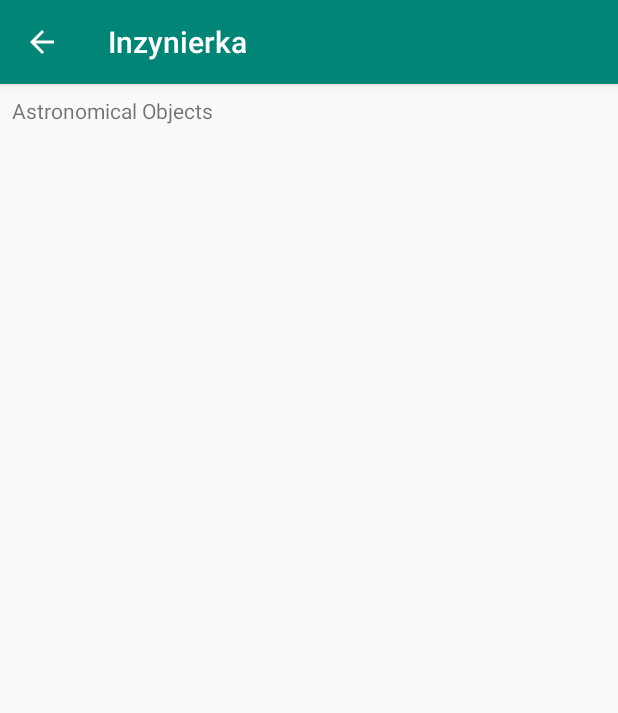
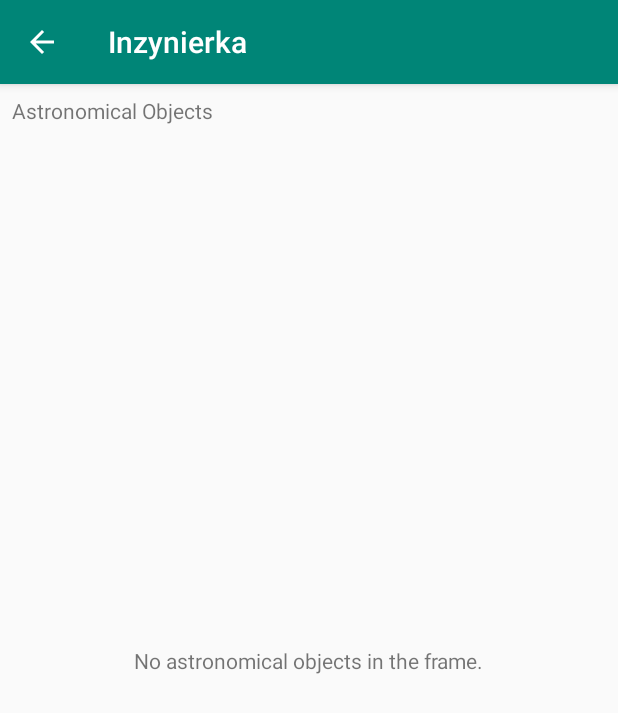
Before and after one commit to bartek0633/inzynierka, an Android app: the CalculatePosition screen opened directly, with no data from a screen before it, on a phone screen of 412 x 824 dp. Shown: the top 713 px of the screen. Run offline under Robolectric (Android 15) with nearby library versions, the phone set to English and light mode, and no system bars; 3 statements that could not run were skipped.

```diff
--- a/app/src/main/java/com/example/inzynierka/AstronomicalObject.java
+++ b/app/src/main/java/com/example/inzynierka/AstronomicalObject.java
@@ -1,4 +1,13 @@
 package com.example.inzynierka;
+
+import android.annotation.SuppressLint;
+
+import java.text.ParseException;
+import java.text.SimpleDateFormat;
+import java.util.Calendar;
+import java.util.Date;
+import java.util.TimeZone;
+import java.util.concurrent.TimeUnit;
 
 import static java.lang.Math.asin;
 import static java.lang.Math.atan;
@@ -9,17 +18,18 @@ import static java.lang.Math.sqrt;
 import static java.lang.Math.tan;
 
 public class AstronomicalObject {
-    private String name;                                //
-    private double rA;                                  //
-    private double dec;                                 // } from csv file
-    private double distance;                            //
+    private String name;
+    private double rA;
+    private double dec;
 
-    private static double rightAscension, declination; // calculated actual right ascension and declination
-    private static double x, y, z, d_xy;               // coordinates in cartesian
+    private double mu_ra;
+    private double mu_d;
 
     private double[] hCoo = new double[2];
 
-    public String getName() {
+    boolean isVisible = false;
+
+    String getName() {
         return name;
     }
 
@@ -43,12 +53,20 @@ public class AstronomicalObject {
         this.dec = dec;
     }
 
-    public double getDistance() {
-        return distance;
+    public double getMu_ra() {
+        return mu_ra;
     }
 
-    void setDistance(double distance) {
-        this.distance = distance;
+    void setMu_ra(double mu_ra) {
+        this.mu_ra = mu_ra;
+    }
+
+    public double getMu_d() {
+        return mu_d;
+    }
+
+    void setMu_d(double mu_d) {
+        this.mu_d = mu_d;
     }
 
     double gethCoo(int i) {
@@ -59,30 +77,24 @@ public class AstronomicalObject {
         this.hCoo = hCoo;
     }
 
-    void calculate(double latitude){
-        dec = Math.toRadians(dec);
-        rA = Math.toRadians(rA);
-        x = distance * cos(dec) * cos(rA);
-        y = distance * cos(dec) *  sin(rA);
-        z = distance *  sin(dec);
+    void calculate(double latitude, double JD){
+        rA *= 15;
 
-        d_xy = sqrt(pow(x, 2) + pow(y, 2));
-        rightAscension = pow(tan(z/d_xy), -1);
-        declination = pow(tan(y/x), -1);
-        rightAscension = Math.toDegrees(rightAscension);
+        double t = JD/365.256363;
 
-        dec = Math.toDegrees(dec);
-        rA = Math.toDegrees(rA);
+        mu_ra /= 3600000;
+        mu_d /= 3600000;
 
-        convert(latitude, rightAscension, declination);
+        rA = rA * mu_ra * t;
+        dec = dec * mu_d * t;
+
+        convert(latitude, rA, dec, JD);
     }
 
-    private void convert(double latitude, double rA, double dec_r){
+    private void convert(double latitude, double rA, double dec_r, double JD){
+        double era = 2.0 * Math.PI * (0.7790572732640 + 1.00273781191135448 * JD);
 
-        //rozwiązać problem obliczania GMST
-
-        double cupsOfAries = 23.0+42.0/60+3.0/3600;       //punkt równonocy wiosennej
-        double hourAngle = cupsOfAries - rA;
+        double hourAngle = era - latitude - rA;
 
         double azimuth_sin, azimuth_cos, azimuth, altitude;
         double hourAngle_r, latitude_r;
@@ -121,10 +133,12 @@ public class AstronomicalObject {
             else if(azimuth>0)
                 azimuth+= 270;
         }
-
         hCoo[0] = azimuth;
         hCoo[1] = altitude;
     }
 
-
+    void inFrame(float[] obsHorCoo){
+        if((int)hCoo[0]==(int)obsHorCoo[0] && (int)hCoo[1] == (int)obsHorCoo[1])
+            isVisible = true;
+    }
 }
--- a/app/src/main/java/com/example/inzynierka/CalculatePosition.java
+++ b/app/src/main/java/com/example/inzynierka/CalculatePosition.java
@@ -1,24 +1,27 @@
 package com.example.inzynierka;
 
+import android.annotation.SuppressLint;
 import android.content.Intent;
 import android.os.Bundle;
 import android.support.annotation.Nullable;
 import android.support.v7.app.AppCompatActivity;
 import android.widget.ArrayAdapter;
 import android.widget.ListView;
+import android.widget.TextView;
 
 import java.io.BufferedReader;
 import java.io.IOException;
 import java.io.InputStream;
 import java.io.InputStreamReader;
 import java.nio.charset.Charset;
+import java.text.ParseException;
+import java.text.SimpleDateFormat;
 import java.util.ArrayList;
 import java.util.Calendar;
 import java.util.Date;
 import java.util.List;
-
-import static android.R.layout.activity_list_item;
-import static android.R.layout.simple_list_item_1;
+import java.util.TimeZone;
+import java.util.concurrent.TimeUnit;
 
 public class CalculatePosition extends AppCompatActivity {
     double[] obsCoo;
@@ -26,31 +29,49 @@ public class CalculatePosition extends AppCompatActivity {
     Date currentDate;
     ListView listView;
     ArrayAdapter adapter;
+    double JD;
 
     private List<AstronomicalObject> astronomicalObjects = new ArrayList<>();
 
+    @SuppressLint("ResourceType")
     @Override
     protected void onCreate(@Nullable Bundle savedInstanceState) {
         super.onCreate(savedInstanceState);
         setContentView(R.layout.position_activity);
         Intent intent = getIntent();
+        listView = findViewById(R.id.listView);
 
         obsCoo = intent.getDoubleArrayExtra(DataActivition.EXTRA_MSG_OBS_LOCATION);
         obsDir = intent.getFloatArrayExtra(DataActivition.EXTRA_MSG_OBS_DIRECTION);
         currentDate = Calendar.getInstance().getTime();
+        calculateJD();
         try {
             readCsv();
         } catch (Exception e) {
             e.printStackTrace();
         }
 
-        // wypisac liste
-        //adapter = new ArrayAdapter<String>(this, android.R.layout.list_content, astronomicalObjects);
+        List<String> list = new ArrayList<>();
+
+        for (int i = 0; i < astronomicalObjects.size(); i++){
+            astronomicalObjects.get(i).inFrame(obsDir);
+            if(astronomicalObjects.get(i).isVisible)
+                list.add(astronomicalObjects.get(i).getName());
+        }
+        if(list.size() == 0){
+            TextView textView = findViewById(R.id.textView2);
+            textView.setText(R.string.noObj);
+        }
+        else {
+            adapter = new ArrayAdapter<>(this, android.R.layout.list_content, list);
+            listView.setAdapter(adapter);
+        }
 
 
-        /*for (int i = 0; i < astronomicalObjects.size(); i++){
-            System.out.println(astronomicalObjects.get(i).gethCoo(0));
-        }*/
+        for (int i = 0; i < astronomicalObjects.size(); i++){
+            System.out.print((int)astronomicalObjects.get(i).gethCoo(0) + "     ");
+            System.out.println((int)astronomicalObjects.get(i).gethCoo(1));
+        }
     }
 
     private void readCsv(){
@@ -68,12 +89,33 @@ public class CalculatePosition extends AppCompatActivity {
                 object.setName(tokens[0]);
                 object.setRA(Double.parseDouble(tokens[1]));
                 object.setDec(Double.parseDouble(tokens[2]));
-                object.setDistance(Double.parseDouble(tokens[3]));
-                object.calculate(obsCoo[0]);
+                object.setMu_ra(Double.parseDouble(tokens[3]));
+                object.setMu_d(Double.parseDouble(tokens[4]));
+                object.calculate(obsCoo[0], JD);
                 astronomicalObjects.add(object);
             }
         } catch (IOException e) {
             e.printStackTrace();
         }
     }
+
+    private void calculateJD(){
+        Calendar localTime = Calendar.getInstance();
+        localTime.setTimeZone(TimeZone.getTimeZone("POLAND"));
+        @SuppressLint("SimpleDateFormat") SimpleDateFormat sdf = new SimpleDateFormat("dd-mm-yyyy hh:mm:ss");
+        String julianDate = "01-01-2000 12:00:00";
+        long JD_1;
+        double JD_2;
+        try {
+            Date julianTime = sdf.parse(julianDate);
+            JD_1 = currentDate.getTime() - julianTime.getTime();
+            JD_1 = TimeUnit.DAYS.convert(JD_1, TimeUnit.MILLISECONDS);
+            JD_2 = (double)localTime.get(Calendar.HOUR_OF_DAY)/24+
+                    (double)localTime.get(Calendar.MINUTE)/1440+
+                    (double)localTime.get(Calendar.SECOND)/86400;
+            JD = JD_1 + JD_2;
+        } catch (ParseException e) {
+            e.printStackTrace();
+        }
+    }
 }
--- a/app/src/main/res/layout/position_activity.xml
+++ b/app/src/main/res/layout/position_activity.xml
@@ -1,9 +1,18 @@
 <?xml version="1.0" encoding="utf-8"?>
 <android.support.constraint.ConstraintLayout xmlns:android="http://schemas.android.com/apk/res/android"
     xmlns:app="http://schemas.android.com/apk/res-auto"
-    xmlns:tools="http://schemas.android.com/tools"
     android:layout_width="match_parent"
     android:layout_height="match_parent">
+
+    <ListView
+        android:id="@+id/listView"
+        android:layout_width="match_parent"
+        android:layout_height="wrap_content"
+        android:layout_marginTop="8dp"
+        app:layout_constraintEnd_toEndOf="parent"
+        app:layout_constraintHorizontal_bias="0.5"
+        app:layout_constraintStart_toStartOf="parent"
+        app:layout_constraintTop_toBottomOf="@+id/textView" />
 
     <TextView
         android:id="@+id/textView"
@@ -11,15 +20,18 @@
         android:layout_height="wrap_content"
         android:layout_marginStart="8dp"
         android:layout_marginTop="8dp"
-        android:text="@string/astronomicalObjects"
+        android:text="@string/asObj"
         app:layout_constraintStart_toStartOf="parent"
         app:layout_constraintTop_toTopOf="parent" />
 
-    <ListView
-        android:layout_width="match_parent"
+    <TextView
+        android:id="@+id/textView2"
+        android:layout_width="wrap_content"
         android:layout_height="wrap_content"
-        android:layout_marginTop="8dp"
-        app:layout_constraintTop_toBottomOf="@+id/textView"
-        tools:layout_editor_absoluteX="14dp" />
+        android:visibility="visible"
+        app:layout_constraintBottom_toBottomOf="parent"
+        app:layout_constraintEnd_toEndOf="parent"
+        app:layout_constraintStart_toStartOf="parent"
+        app:layout_constraintTop_toTopOf="parent" />
 
 </android.support.constraint.ConstraintLayout>
--- a/app/src/main/res/values/strings.xml
+++ b/app/src/main/res/values/strings.xml
@@ -1,4 +1,14 @@
 <resources>
     <string name="app_name">Inzynierka</string>
-    <string name="astronomicalObjects">Astronomical Objects</string>
+    <string name="asObj">Astronomical Objects</string>
+    <string name="gyro">GYROSCOPE</string>
+    <string name="loc">LOCATION</string>
+    <string name="az">Azimuth</string>
+    <string name="al">Altitude</string>
+    <string name="date">TIME AND DATA</string>
+    <string name="lat">Latitude</string>
+    <string name="lon">Longitude</string>
+    <string name="calc">CALCULATE</string>
+    <string name="noObj">No astronomical objects in the frame.</string>
+
 </resources>
```
Also changed, not shown: app/src/main/java/com/example/inzynierka/DataActivition.java (+15 -12 lines), app/src/main/java/com/example/inzynierka/LocationTracker.java (+9 -7 lines), app/src/main/java/com/example/inzynierka/StartActivity.java (+23 -18 lines), app/src/main/res/layout/data_activity.xml (+9 -11 lines).
